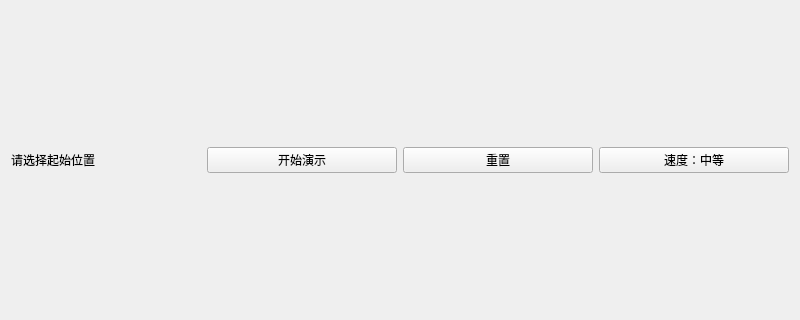
Above: mainwindow.ui from zehu26315/KnightTour before the change; both pictures show x 0 to 800 and y 251 to 571 of the 800 by 800 pixel window. Below: the same form after it.
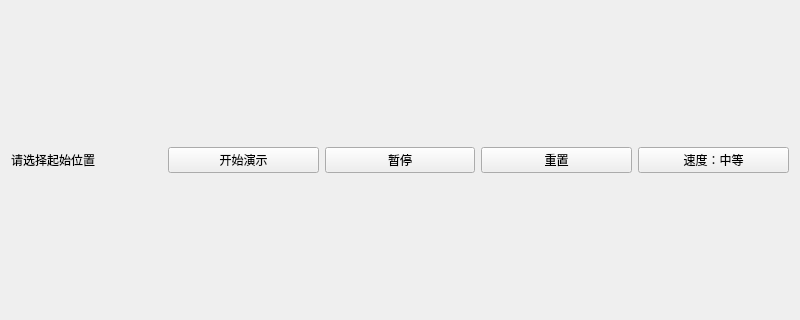
That is the form after the change.

Commit message: feat:新增暂停按钮

What changed in the file:
```diff
--- a/mainwindow.ui
+++ b/mainwindow.ui
@@ -31,6 +31,13 @@
         </property>
        </widget>
       </item>
+      <item>
+       <widget class="QPushButton" name="pauseBtn">
+        <property name="text">
+         <string>暂停</string>
+        </property>
+       </widget>
+      </item>
       <item>
        <widget class="QPushButton" name="resetBtn">
         <property name="text">
```
The commit also changes 4 other files.
